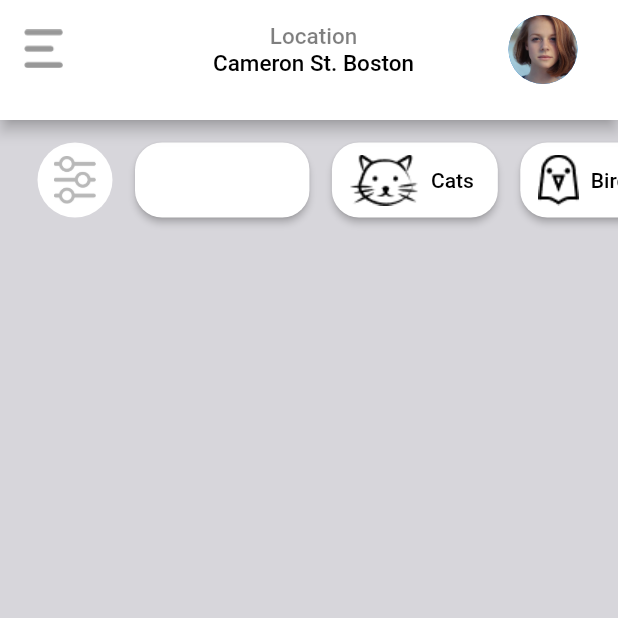
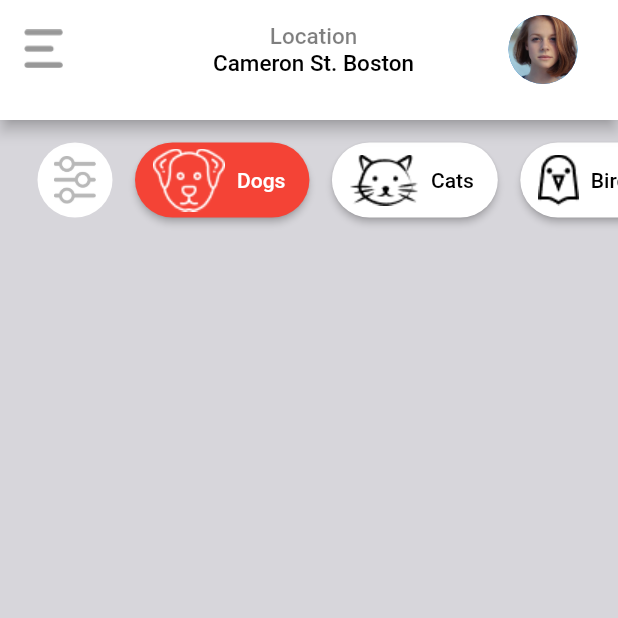
Before and after one commit to RoxyRoses/Pet_Adoption, a Flutter app: the screen it shows after launch, after a tap on "Dogs", on a phone screen of 412 x 824 dp, the top half of it. Run offline on Flutter 3.47's test engine with Material 2 defaults, Android fonts, the phone set to English and light mode, and no system bars.

```diff
--- a/lib/barraApp.dart
+++ b/lib/barraApp.dart
@@ -1,3 +1,5 @@
+import 'dart:io';
+
 import 'package:flutter/material.dart';
 
 class BarraApp extends StatelessWidget {
@@ -40,12 +42,15 @@ class BarraApp extends StatelessWidget {
             ],
           ),
         ),
-        actions: const [
+        actions: [
           Padding(
-            padding: EdgeInsets.only(top: 10),
-            child: CircleAvatar(
-              radius: 50,
-              backgroundImage: AssetImage('assets/images/person/avatar.jpg'),
+            padding: const EdgeInsets.only(top: 10),
+            child: GestureDetector(
+              onTap: () {},
+              child: const CircleAvatar(
+                radius: 50,
+                backgroundImage: AssetImage('assets/images/person/avatar.jpg'),
+              ),
             ),
           )
         ],
--- a/lib/home_page.dart
+++ b/lib/home_page.dart
@@ -1,8 +1,17 @@
 import 'package:flutter/material.dart';
 import 'package:pet_adoption/barraApp.dart';
 
-class HomePage extends StatelessWidget {
-  const HomePage({Key? key}) : super(key: key);
+class HomePage extends StatefulWidget {
+  HomePage({Key? key}) : super(key: key);
+
+  @override
+  State<HomePage> createState() => _HomePageState();
+}
+
+class _HomePageState extends State<HomePage> {
+  bool _botaoAtivadoDog = true;
+  bool _botaoAtivadoCat = true;
+  bool _botaoAtivadoBird = true;
 
   @override
   Widget build(BuildContext context) {
@@ -12,7 +21,7 @@ class HomePage extends StatelessWidget {
         child: BarraApp(),
       ),
       body: Stack(children: [
-        Container(
+        SizedBox(
           height: 80,
           child: ListView(
             scrollDirection: Axis.horizontal,
@@ -31,60 +40,72 @@ class HomePage extends StatelessWidget {
               Padding(
                 padding: const EdgeInsets.only(left: 15, top: 15, bottom: 15),
                 child: ElevatedButton.icon(
-                  onPressed: () {},
+                  onPressed: () {
+                    setState(() {
+                      _botaoAtivadoDog = !_botaoAtivadoDog;
+                      _botaoAtivadoBird = true;
+                      _botaoAtivadoCat = true;
+                    });
+                  },
                   icon: Image.asset('assets/images/icons/dog.png'),
-                  label: const Text('Dogs'),
-                  style: ButtonStyle(
-                    backgroundColor: MudarCor(Colors.white, Colors.red),
-                    shape: MaterialStateProperty.all<RoundedRectangleBorder>(
-                      RoundedRectangleBorder(
-                        borderRadius: BorderRadius.circular(18.0),
-                      ),
+                  label: Text(
+                    'Dogs',
+                    style: TextStyle(
+                        color: _botaoAtivadoDog ? Colors.black : Colors.white),
+                  ),
+                  style: ElevatedButton.styleFrom(
+                    primary: _botaoAtivadoDog ? Colors.white : Colors.red,
+                    shape: RoundedRectangleBorder(
+                      borderRadius: BorderRadius.circular(30.0),
                     ),
-                    overlayColor: MudarCor(
-                        Colors.white, const Color.fromARGB(255, 216, 95, 47)),
                   ),
                 ),
               ),
-              Padding(
+               Padding(
                 padding: const EdgeInsets.only(left: 15, top: 15, bottom: 15),
                 child: ElevatedButton.icon(
-                  onPressed: () {},
+                  onPressed: () {
+                    setState(() {
+                      _botaoAtivadoCat = !_botaoAtivadoCat;
+                      _botaoAtivadoDog = true;
+                      _botaoAtivadoBird = true;
+                    });
+                  },
                   icon: Image.asset('assets/images/icons/cat.png'),
-                  label: const Text(
+                  label: Text(
                     'Cats',
-                    style: TextStyle(color: Colors.black),
+                    style: TextStyle(
+                        color: _botaoAtivadoCat ? Colors.black : Colors.white),
                   ),
-                  style: ButtonStyle(
-                    backgroundColor: MudarCor(Colors.white, Colors.red),
-                    shape: MaterialStateProperty.all<RoundedRectangleBorder>(
-                      RoundedRectangleBorder(
-                        borderRadius: BorderRadius.circular(18.0),
-                      ),
+                  style: ElevatedButton.styleFrom(
+                    primary: _botaoAtivadoCat ? Colors.white : Colors.red,
+                    shape: RoundedRectangleBorder(
+                      borderRadius: BorderRadius.circular(30.0),
                     ),
-                    overlayColor: MudarCor(
-                        Colors.white, const Color.fromARGB(255, 216, 95, 47)),
                   ),
                 ),
               ),
-              Padding(
+               Padding(
                 padding: const EdgeInsets.only(left: 15, top: 15, bottom: 15),
                 child: ElevatedButton.icon(
-                  onPressed: () {},
+                  onPressed: () {
+                    setState(() {
+                      _botaoAtivadoBird = !_botaoAtivadoBird;
+                      _botaoAtivadoCat = true;
+                      _botaoAtivadoDog = true;
+                    });
+                  },
                   icon: Image.asset('assets/images/icons/bird.png'),
-                  label: const Text(
+                  label: Text(
                     'Birds',
-                    style: TextStyle(color: Colors.black),
+                    style: TextStyle(
+                        color: _botaoAtivadoBird ? Colors.black : Colors.white),
                   ),
-                  style: ButtonStyle(
-                    backgroundColor: MudarCor(Colors.white, Colors.red),
-                    shape: MaterialStateProperty.all<RoundedRectangleBorder>(
-                      RoundedRectangleBorder(
-                        borderRadius: BorderRadius.circular(18.0),
-                      ),
+                  style: ElevatedButton.styleFrom(
+                    primary: _botaoAtivadoBird ? Colors.white : Colors.red,
+                    shape: RoundedRectangleBorder(
+                      borderRadius: BorderRadius.circular(30.0),
                     ),
-                    overlayColor: MudarCor(
-                        Colors.white, const Color.fromARGB(255, 216, 95, 47)),
                   ),
                 ),
               ),
--- a/lib/myapp.dart
+++ b/lib/myapp.dart
@@ -7,7 +7,7 @@ class MyApp extends StatelessWidget {
   @override
   Widget build(BuildContext context) {
     return MaterialApp(
-      home: const Center(
+      home:  Center(
         child: HomePage(),
       ),
       theme: ThemeData( scaffoldBackgroundColor: Color.fromARGB(255, 215, 214, 219),
```
